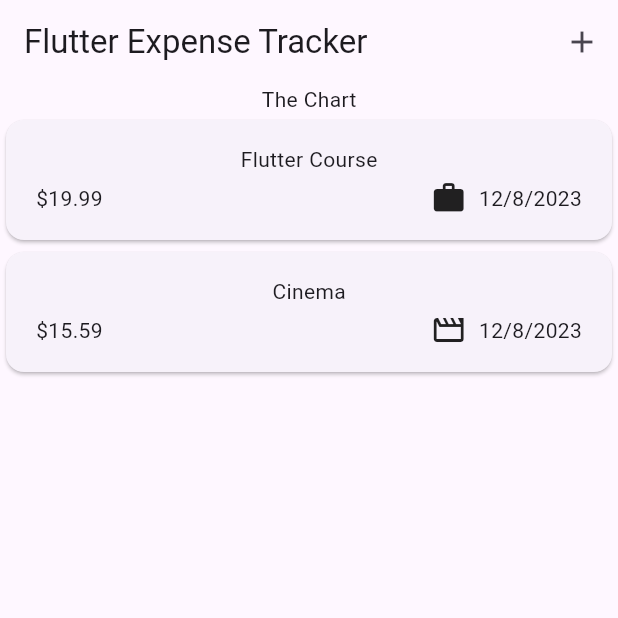
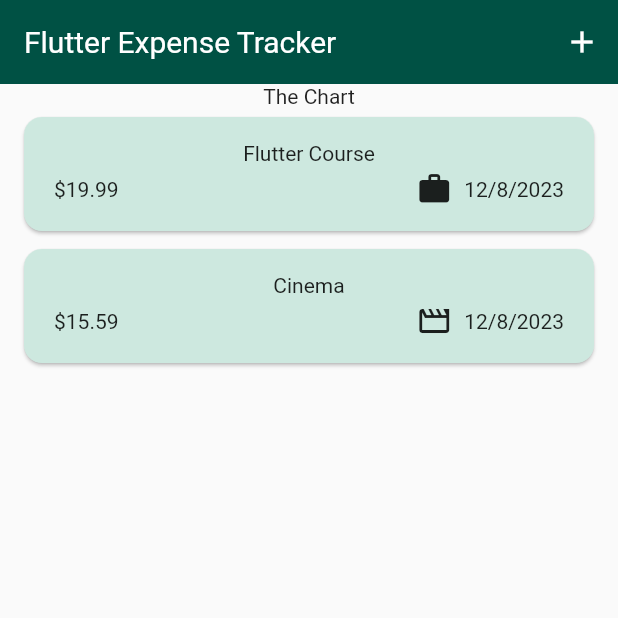
Before and after one commit to masanao10337/expense_tracking, a Flutter app: the screen it shows after launch, on a phone screen of 412 x 824 dp, the top half of it. Run offline on Flutter 3.47's test engine with Material 2 defaults, Android fonts, the phone set to English and light mode, and no system bars.

Commit message:
set up themedata

```diff
--- a/lib/main.dart
+++ b/lib/main.dart
@@ -5,13 +5,43 @@ void main() {
   runApp(const MainApp());
 }
 
+var kColorScheme = ColorScheme.fromSeed(
+  seedColor: const Color.fromARGB(252, 121, 224, 200),
+);
+
 class MainApp extends StatelessWidget {
   const MainApp({super.key});
 
   @override
   Widget build(BuildContext context) {
     return MaterialApp(
-      theme: ThemeData(useMaterial3: true),
+      theme: ThemeData().copyWith(
+        useMaterial3: true,
+        colorScheme: kColorScheme,
+        appBarTheme: const AppBarTheme().copyWith(
+          foregroundColor: kColorScheme.onTertiary,
+          backgroundColor: kColorScheme.onPrimaryContainer,
+        ),
+        cardTheme: const CardTheme().copyWith(
+          color: kColorScheme.secondaryContainer,
+          margin: const EdgeInsets.symmetric(
+            horizontal: 16,
+            vertical: 6,
+          ),
+        ),
+        elevatedButtonTheme: ElevatedButtonThemeData(
+          style: ElevatedButton.styleFrom(
+            backgroundColor: kColorScheme.primaryContainer,
+          ),
+        ),
+        textTheme: ThemeData().textTheme.copyWith(
+              titleLarge: TextStyle(
+                fontWeight: FontWeight.normal,
+                color: kColorScheme.onSecondary,
+                fontSize: 20,
+              ),
+            ),
+      ),
       home: const Expenses(),
     );
   }
--- /dev/null
+++ b/lib/schemes/color_scheme.dart
@@ -0,0 +1,2 @@
+class ColorScheme {
+}
--- a/lib/widgets/expense_form/expense_form.dart
+++ b/lib/widgets/expense_form/expense_form.dart
@@ -126,6 +126,7 @@ class _ExpneseFormState extends State<ExpneseForm> {
               ),
             ],
           ),
+          const SizedBox(height: 10),
           Padding(
             padding: const EdgeInsets.only(bottom: 5),
             child: Row(
```
